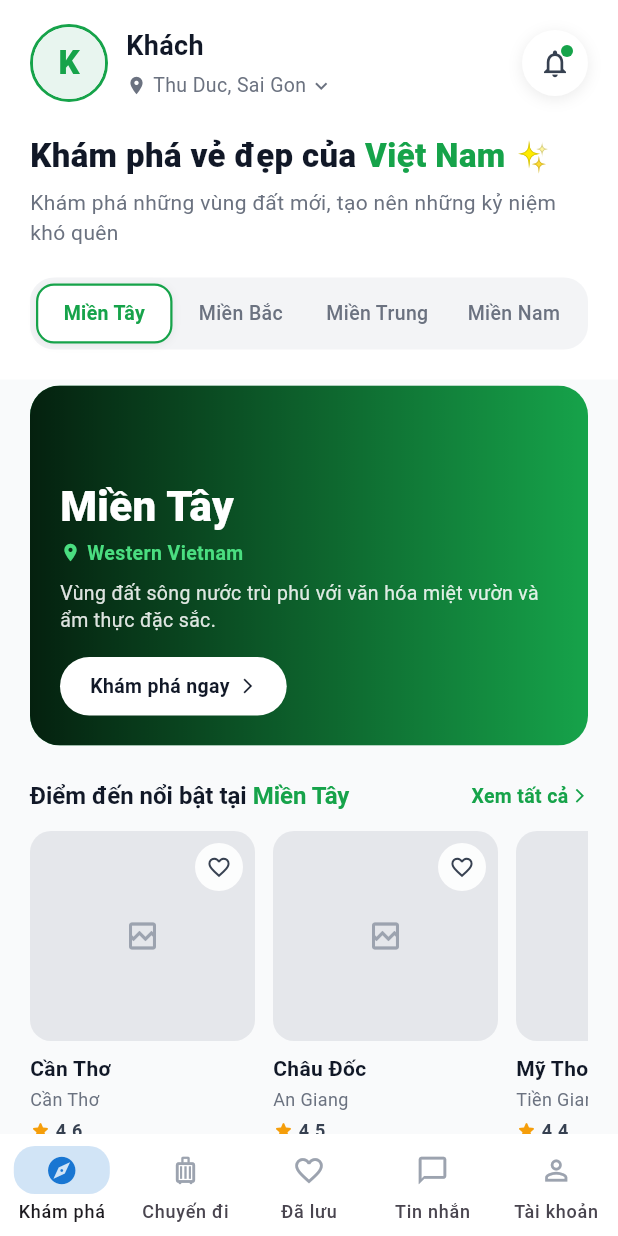
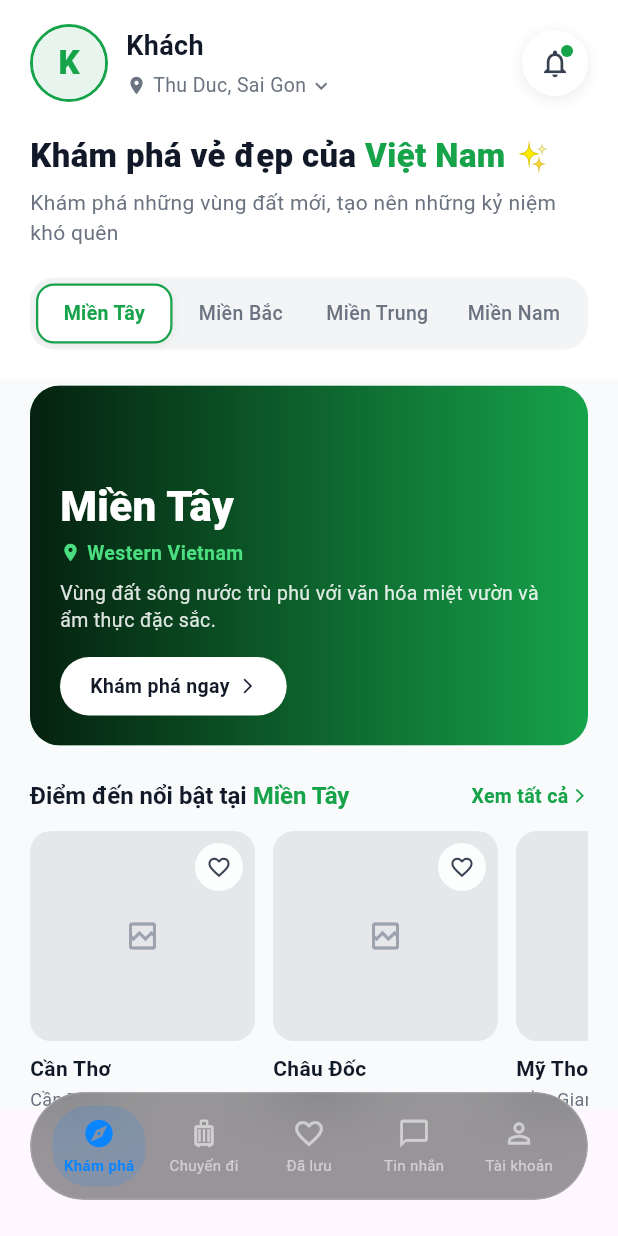
Before and after one commit to KainChin/TravelByTemp, a Flutter app: the MainShell screen opened directly with empty values, on a phone screen of 412 x 824 dp. Run offline on Flutter 3.47's test engine with Material 3 defaults, Android fonts, the phone set to English and light mode, and no system bars; our stand-ins replace cloud_firestore, firebase_auth, firebase_core, fl_chart, flutter_animate, flutter_map and 7 more; accounts and stored records are empty; network calls fail.

Commit message:
feat: design and implement Apple-style premium glassmorphism floating bottom dock

```diff
--- a/lib/screens/main_shell.dart
+++ b/lib/screens/main_shell.dart
@@ -1,3 +1,4 @@
+import 'dart:ui';
 import 'package:flutter/material.dart';
 import 'package:assignment/core/widgets/vietai_scope.dart';
 import 'package:assignment/screens/explore/screens/explore_screen.dart';
@@ -47,64 +48,127 @@ class _MainShellState extends State<MainShell> {
   @override
   Widget build(BuildContext context) {
     return Scaffold(
-      body: IndexedStack(
+      extendBody: true, // Let stack flow transparently if needed
+      body: Stack(
+        children: [
+          Padding(
+            padding: const EdgeInsets.only(bottom: 84), // Avoid content cutoff by floating dock
+            child: IndexedStack(
               index: _currentIndex,
               children: _screens,
             ),
-      bottomNavigationBar: _buildBottomNav(),
+          ),
+          Positioned(
+            left: 20,
+            right: 20,
+            bottom: 24,
+            child: SafeArea(
+              child: _buildFloatingDock(),
+            ),
+          ),
+        ],
+      ),
     );
   }
 
-  // ── Material 3 Bottom Navigation ──────────────────────────────────────────
-  Widget _buildBottomNav() {
-    const activeColor = Color(0xFF1976D2);
-    const inactiveColor = Color(0xFF9CA3AF);
+  // ── Apple-Style Floating Dock ──────────────────────────────────────────
+  Widget _buildFloatingDock() {
+    const activeColor = Color(0xFF0A84FF); // Bright iOS Blue
+    final inactiveColor = Colors.white.withOpacity(0.55);
 
-    return NavigationBar(
-      height: 68,
-      elevation: 0,
-      backgroundColor: Colors.white,
-      surfaceTintColor: Colors.transparent,
-      shadowColor: Colors.black26,
-      indicatorColor: activeColor.withValues(alpha: 0.2),
-      indicatorShape: RoundedRectangleBorder(
-        borderRadius: BorderRadius.circular(14),
+    final items = [
+      _NavDockItem(
+        icon: Icons.explore_outlined,
+        activeIcon: Icons.explore,
+        label: 'Khám phá',
       ),
-      animationDuration: const Duration(milliseconds: 400),
-      labelBehavior: NavigationDestinationLabelBehavior.alwaysShow,
-      selectedIndex: _currentIndex,
-      onDestinationSelected: (index) => setState(() {
+      _NavDockItem(
+        icon: Icons.luggage_outlined,
+        activeIcon: Icons.luggage,
+        label: 'Chuyến đi',
+      ),
+      _NavDockItem(
+        icon: Icons.favorite_outline,
+        activeIcon: Icons.favorite,
+        label: 'Đã lưu',
+      ),
+      _NavDockItem(
+        icon: Icons.chat_bubble_outline,
+        activeIcon: Icons.chat_bubble,
+        label: 'Tin nhắn',
+      ),
+      _NavDockItem(
+        icon: Icons.person_outline,
+        activeIcon: Icons.person,
+        label: 'Tài khoản',
+      ),
+    ];
+
+    return ClipRRect(
+      borderRadius: BorderRadius.circular(36),
+      child: BackdropFilter(
+        filter: ImageFilter.blur(sigmaX: 20, sigmaY: 20),
+        child: Container(
+          height: 72,
+          padding: const EdgeInsets.symmetric(horizontal: 10),
+          decoration: BoxDecoration(
+            color: Colors.black.withOpacity(0.4),
+            borderRadius: BorderRadius.circular(36),
+            border: Border.all(
+              color: Colors.white.withOpacity(0.15),
+              width: 1.0,
+            ),
+          ),
+          child: Row(
+            mainAxisAlignment: MainAxisAlignment.spaceEvenly,
+            children: List.generate(items.length, (index) {
+              final isSelected = _currentIndex == index;
+              final item = items[index];
+              return Expanded(
+                child: GestureDetector(
+                  onTap: () => setState(() {
                     _currentIndex = index;
                     if (index == 2) _savedRefreshToken++;
                     if (index == 4) _profileRefreshToken++;
                   }),
-      destinations: const [
-        NavigationDestination(
-          icon: Icon(Icons.explore_outlined, color: inactiveColor, size: 22),
-          selectedIcon: Icon(Icons.explore, color: activeColor, size: 22),
-          label: 'Khám phá',
+                  behavior: HitTestBehavior.opaque,
+                  child: AnimatedContainer(
+                    duration: const Duration(milliseconds: 250),
+                    margin: const EdgeInsets.symmetric(vertical: 8, horizontal: 4),
+                    decoration: BoxDecoration(
+                      color: isSelected
+                          ? activeColor.withOpacity(0.15)
+                          : Colors.transparent,
+                      borderRadius: BorderRadius.circular(24),
                     ),
-        NavigationDestination(
-          icon: Icon(Icons.luggage_outlined, color: inactiveColor, size: 22),
-          selectedIcon: Icon(Icons.luggage, color: activeColor, size: 22),
-          label: 'Chuyến đi',
+                    child: Column(
+                      mainAxisAlignment: MainAxisAlignment.center,
+                      children: [
+                        Icon(
+                          isSelected ? item.activeIcon : item.icon,
+                          color: isSelected ? activeColor : inactiveColor,
+                          size: 22,
                         ),
-        NavigationDestination(
-          icon: Icon(Icons.favorite_outline, color: inactiveColor, size: 22),
-          selectedIcon: Icon(Icons.favorite, color: activeColor, size: 22),
-          label: 'Đã lưu',
+                        const SizedBox(height: 3),
+                        Text(
+                          item.label,
+                          maxLines: 1,
+                          overflow: TextOverflow.ellipsis,
+                          style: TextStyle(
+                            fontSize: 10,
+                            fontWeight: isSelected ? FontWeight.bold : FontWeight.normal,
+                            color: isSelected ? activeColor : inactiveColor,
                           ),
-        NavigationDestination(
-          icon: Icon(Icons.chat_bubble_outline, color: inactiveColor, size: 22),
-          selectedIcon: Icon(Icons.chat_bubble, color: activeColor, size: 22),
-          label: 'Tin nhắn',
-        ),
-        NavigationDestination(
-          icon: Icon(Icons.person_outline, color: inactiveColor, size: 22),
-          selectedIcon: Icon(Icons.person, color: activeColor, size: 22),
-          label: 'Tài khoản',
                         ),
                       ],
+                    ),
+                  ),
+                ),
+              );
+            }),
+          ),
+        ),
+      ),
     );
   }
 
@@ -152,3 +216,15 @@ class _MainShellState extends State<MainShell> {
     await session.logout();
   }
 }
+
+class _NavDockItem {
+  final IconData icon;
+  final IconData activeIcon;
+  final String label;
+
+  _NavDockItem({
+    required this.icon,
+    required this.activeIcon,
+    required this.label,
+  });
+}
```
Lines whose indentation alone changed are shown as unchanged.
